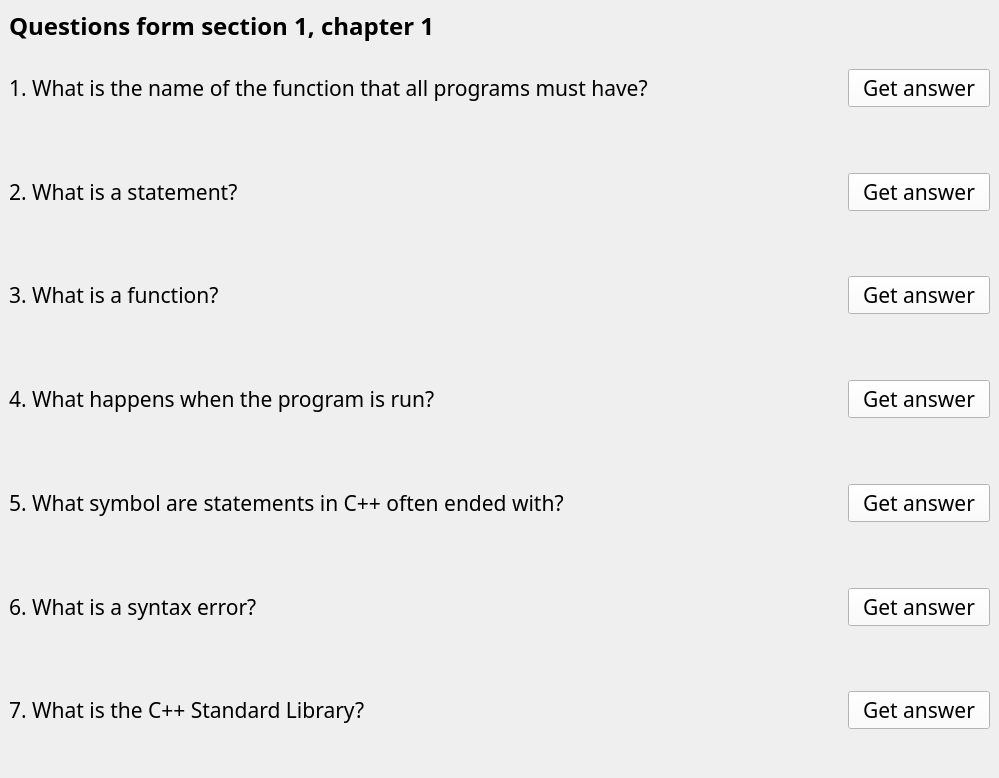
Above: projects/c1s1_ui/ui/MainWindow.ui from snvision/learnCpp before the change. Below: the same form after it.
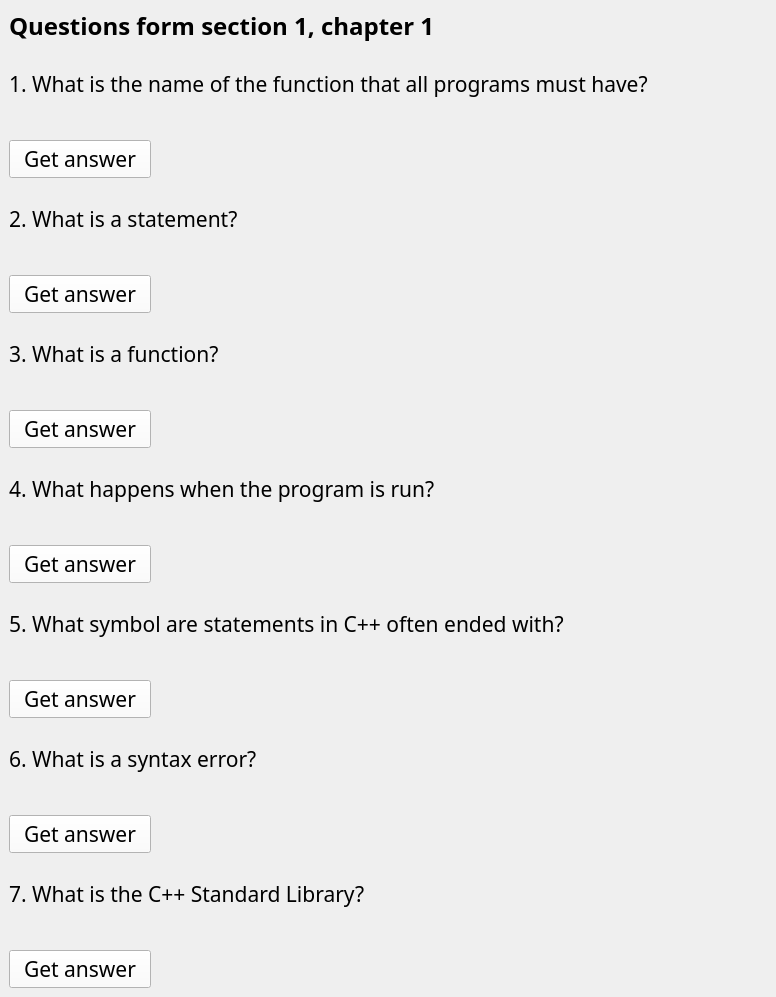
That is the form after the change.

Commit message: end write code

The edit to the form file:
```diff
--- a/projects/c1s1_ui/ui/MainWindow.ui
+++ b/projects/c1s1_ui/ui/MainWindow.ui
@@ -6,8 +6,8 @@
    <rect>
     <x>0</x>
     <y>0</y>
-    <width>999</width>
-    <height>778</height>
+    <width>776</width>
+    <height>981</height>
    </rect>
   </property>
   <property name="sizePolicy">
@@ -522,26 +522,6 @@
             </property>
            </widget>
           </item>
-          <item>
-           <widget class="QPushButton" name="pb_main">
-            <property name="sizePolicy">
-             <sizepolicy hsizetype="Fixed" vsizetype="Fixed">
-              <horstretch>0</horstretch>
-              <verstretch>0</verstretch>
-             </sizepolicy>
-            </property>
-            <property name="font">
-             <font>
-              <family>Ubuntu Sans Mono</family>
-              <pointsize>16</pointsize>
-              <bold>false</bold>
-             </font>
-            </property>
-            <property name="text">
-             <string>  Get answer  </string>
-            </property>
-           </widget>
-          </item>
          </layout>
         </item>
         <item>
@@ -558,6 +538,26 @@
           </property>
          </widget>
         </item>
+        <item>
+         <widget class="QPushButton" name="pb_main">
+          <property name="sizePolicy">
+           <sizepolicy hsizetype="Fixed" vsizetype="Fixed">
+            <horstretch>0</horstretch>
+            <verstretch>0</verstretch>
+           </sizepolicy>
+          </property>
+          <property name="font">
+           <font>
+            <family>Ubuntu Sans Mono</family>
+            <pointsize>16</pointsize>
+            <bold>false</bold>
+           </font>
+          </property>
+          <property name="text">
+           <string>  Get answer  </string>
+          </property>
+         </widget>
+        </item>
        </layout>
       </item>
       <item>
@@ -587,26 +587,6 @@
             </property>
            </widget>
           </item>
-          <item>
-           <widget class="QPushButton" name="pb_statement">
-            <property name="sizePolicy">
-             <sizepolicy hsizetype="Fixed" vsizetype="Fixed">
-              <horstretch>0</horstretch>
-              <verstretch>0</verstretch>
-             </sizepolicy>
-            </property>
-            <property name="font">
-             <font>
-              <family>Ubuntu Sans Mono</family>
-              <pointsize>16</pointsize>
-              <bold>false</bold>
-             </font>
-            </property>
-            <property name="text">
-             <string>  Get answer  </string>
-            </property>
-           </widget>
-          </item>
          </layout>
         </item>
         <item>
@@ -623,6 +603,26 @@
           </property>
          </widget>
         </item>
+        <item>
+         <widget class="QPushButton" name="pb_statement">
+          <property name="sizePolicy">
+           <sizepolicy hsizetype="Fixed" vsizetype="Fixed">
+            <horstretch>0</horstretch>
+            <verstretch>0</verstretch>
+           </sizepolicy>
+          </property>
+          <property name="font">
+           <font>
+            <family>Ubuntu Sans Mono</family>
+            <pointsize>16</pointsize>
+            <bold>false</bold>
+           </font>
+          </property>
+          <property name="text">
+           <string>  Get answer  </string>
+          </property>
+         </widget>
+        </item>
        </layout>
       </item>
       <item>
@@ -652,26 +652,6 @@
             </property>
            </widget>
           </item>
-          <item>
-           <widget class="QPushButton" name="pb_function">
-            <property name="sizePolicy">
-             <sizepolicy hsizetype="Fixed" vsizetype="Fixed">
-              <horstretch>0</horstretch>
-              <verstretch>0</verstretch>
-             </sizepolicy>
-            </property>
-            <property name="font">
-             <font>
-              <family>Ubuntu Sans Mono</family>
-              <pointsize>16</pointsize>
-              <bold>false</bold>
-             </font>
-            </property>
-            <property name="text">
-             <string>  Get answer  </string>
-            </property>
-           </widget>
-          </item>
          </layout>
         </item>
         <item>
@@ -681,6 +661,26 @@
           </property>
          </widget>
         </item>
+        <item>
+         <widget class="QPushButton" name="pb_function">
+          <property name="sizePolicy">
+           <sizepolicy hsizetype="Fixed" vsizetype="Fixed">
+            <horstretch>0</horstretch>
+            <verstretch>0</verstretch>
+           </sizepolicy>
+          </property>
+          <property name="font">
+           <font>
+            <family>Ubuntu Sans Mono</family>
+            <pointsize>16</pointsize>
+            <bold>false</bold>
+           </font>
+          </property>
+          <property name="text">
+           <string>  Get answer  </string>
+          </property>
+         </widget>
+        </item>
        </layout>
       </item>
       <item>
@@ -717,26 +717,6 @@
             </property>
            </widget>
           </item>
-          <item>
-           <widget class="QPushButton" name="pb_run">
-            <property name="sizePolicy">
-             <sizepolicy hsizetype="Fixed" vsizetype="Fixed">
-              <horstretch>0</horstretch>
-              <verstretch>0</verstretch>
-             </sizepolicy>
-            </property>
-            <property name="font">
-             <font>
-              <family>Ubuntu Sans Mono</family>
-              <pointsize>16</pointsize>
-              <bold>false</bold>
-             </font>
-            </property>
-            <property name="text">
-             <string>  Get answer  </string>
-            </property>
-           </widget>
-          </item>
          </layout>
         </item>
         <item>
@@ -746,6 +726,26 @@
           </property>
          </widget>
         </item>
+        <item>
+         <widget class="QPushButton" name="pb_run">
+          <property name="sizePolicy">
+           <sizepolicy hsizetype="Fixed" vsizetype="Fixed">
+            <horstretch>0</horstretch>
+            <verstretch>0</verstretch>
+           </sizepolicy>
+          </property>
+          <property name="font">
+           <font>
+            <family>Ubuntu Sans Mono</family>
+            <pointsize>16</pointsize>
+            <bold>false</bold>
+           </font>
+          </property>
+          <property name="text">
+           <string>  Get answer  </string>
+          </property>
+         </widget>
+        </item>
        </layout>
       </item>
       <item>
@@ -775,26 +775,6 @@
             </property>
            </widget>
           </item>
-          <item>
-           <widget class="QPushButton" name="pb_symbol">
-            <property name="sizePolicy">
-             <sizepolicy hsizetype="Fixed" vsizetype="Fixed">
-              <horstretch>0</horstretch>
-              <verstretch>0</verstretch>
-             </sizepolicy>
-            </property>
-            <property name="font">
-             <font>
-              <family>Ubuntu Sans Mono</family>
-              <pointsize>16</pointsize>
-              <bold>false</bold>
-             </font>
-            </property>
-            <property name="text">
-             <string>  Get answer  </string>
-            </property>
-           </widget>
-          </item>
          </layout>
         </item>
         <item>
@@ -804,6 +784,26 @@
           </property>
          </widget>
         </item>
+        <item>
+         <widget class="QPushButton" name="pb_symbol">
+          <property name="sizePolicy">
+           <sizepolicy hsizetype="Fixed" vsizetype="Fixed">
+            <horstretch>0</horstretch>
+            <verstretch>0</verstretch>
+           </sizepolicy>
+          </property>
+          <property name="font">
+           <font>
+            <family>Ubuntu Sans Mono</family>
+            <pointsize>16</pointsize>
+            <bold>false</bold>
+           </font>
+          </property>
+          <property name="text">
+           <string>  Get answer  </string>
+          </property>
+         </widget>
+        </item>
        </layout>
       </item>
       <item>
@@ -833,26 +833,6 @@
             </property>
            </widget>
           </item>
-          <item>
-           <widget class="QPushButton" name="pb_error">
-            <property name="sizePolicy">
-             <sizepolicy hsizetype="Fixed" vsizetype="Fixed">
-              <horstretch>0</horstretch>
-              <verstretch>0</verstretch>
-             </sizepolicy>
-            </property>
-            <property name="font">
-             <font>
-              <family>Ubuntu Sans Mono</family>
-              <pointsize>16</pointsize>
-              <bold>false</bold>
-             </font>
-            </property>
-            <property name="text">
-             <string>  Get answer  </string>
-            </property>
-           </widget>
-          </item>
          </layout>
         </item>
         <item>
@@ -862,6 +842,26 @@
           </property>
          </widget>
         </item>
+        <item>
+         <widget class="QPushButton" name="pb_error">
+          <property name="sizePolicy">
+           <sizepolicy hsizetype="Fixed" vsizetype="Fixed">
+            <horstretch>0</horstretch>
+            <verstretch>0</verstretch>
+           </sizepolicy>
+          </property>
+          <property name="font">
+           <font>
+            <family>Ubuntu Sans Mono</family>
+            <pointsize>16</pointsize>
+            <bold>false</bold>
+           </font>
+          </property>
+          <property name="text">
+           <string>  Get answer  </string>
+          </property>
+         </widget>
+        </item>
        </layout>
       </item>
       <item>
@@ -898,26 +898,6 @@
             </property>
            </widget>
           </item>
-          <item>
-           <widget class="QPushButton" name="pb_library">
-            <property name="sizePolicy">
-             <sizepolicy hsizetype="Fixed" vsizetype="Fixed">
-              <horstretch>0</horstretch>
-              <verstretch>0</verstretch>
-             </sizepolicy>
-            </property>
-            <property name="font">
-             <font>
-              <family>Ubuntu Sans Mono</family>
-              <pointsize>16</pointsize>
-              <bold>false</bold>
-             </font>
-            </property>
-            <property name="text">
-             <string>  Get answer  </string>
-            </property>
-           </widget>
-          </item>
          </layout>
         </item>
         <item>
@@ -934,6 +914,26 @@
           </property>
          </widget>
         </item>
+        <item>
+         <widget class="QPushButton" name="pb_library">
+          <property name="sizePolicy">
+           <sizepolicy hsizetype="Fixed" vsizetype="Fixed">
+            <horstretch>0</horstretch>
+            <verstretch>0</verstretch>
+           </sizepolicy>
+          </property>
+          <property name="font">
+           <font>
+            <family>Ubuntu Sans Mono</family>
+            <pointsize>16</pointsize>
+            <bold>false</bold>
+           </font>
+          </property>
+          <property name="text">
+           <string>  Get answer  </string>
+          </property>
+         </widget>
+        </item>
        </layout>
       </item>
      </layout>
```
The commit also changes 2 other files.
